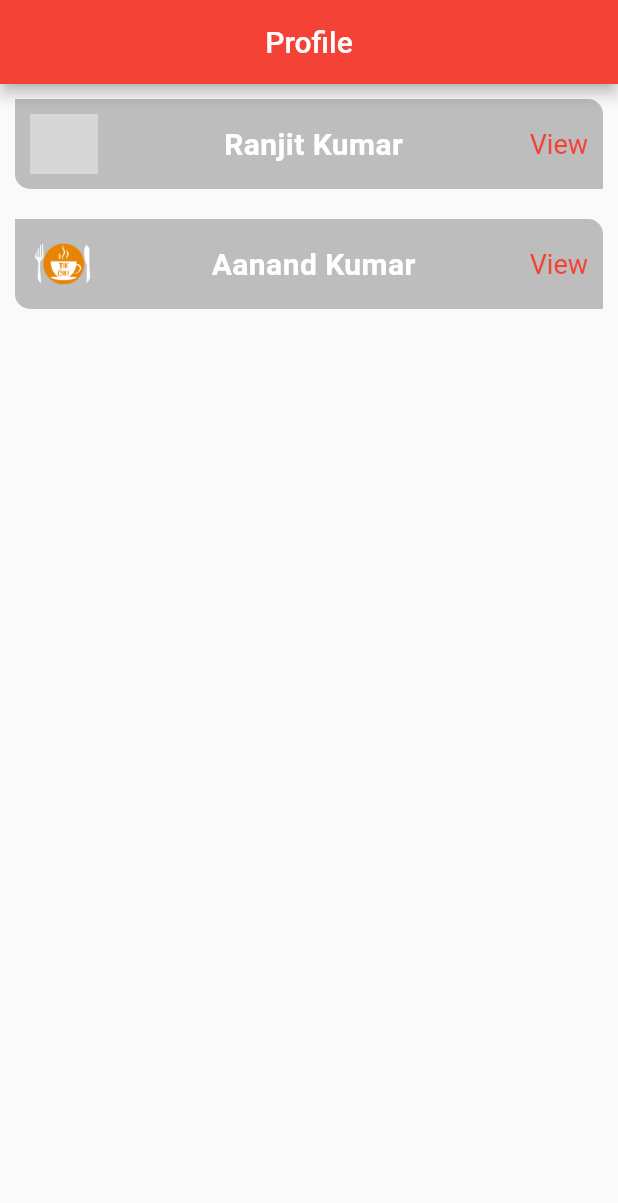
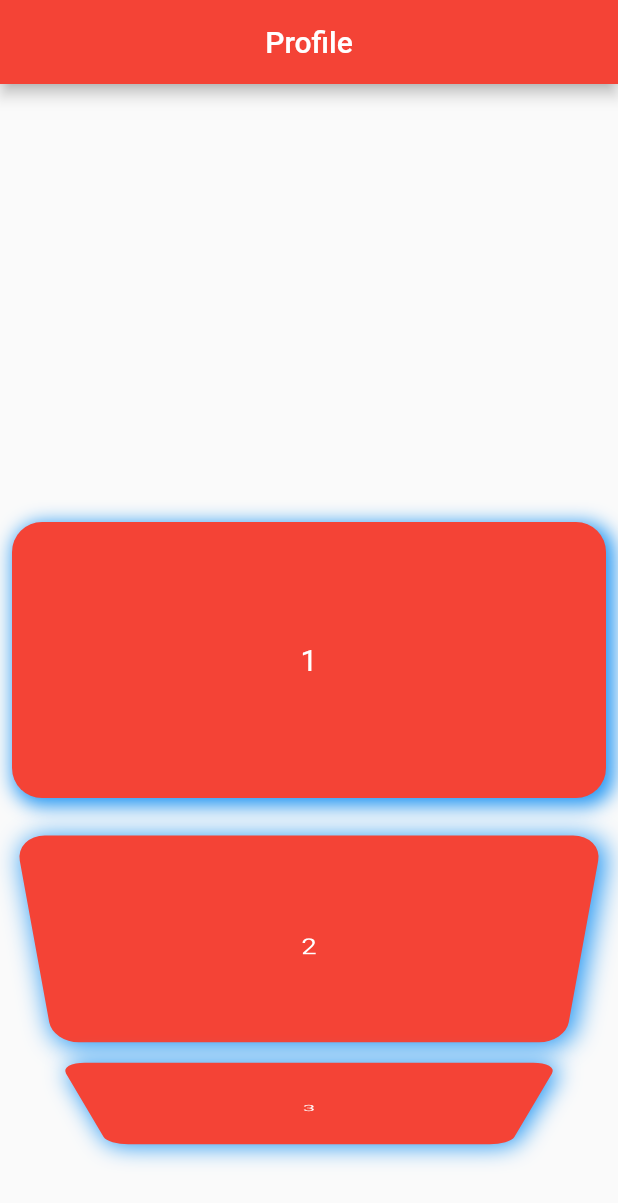
Before and after one commit to Ranjit8298/Flutter_Repo, a Flutter app: the screen it shows after launch, on a phone screen of 412 x 824 dp. Shown: the top 1203 px of the screen. Run offline on Flutter 3.47's test engine with Material 2 defaults, Android fonts, the phone set to English and light mode, and no system bars; grey boxes are pictures that could not be loaded.

Commit message:
18 jan, 2023 second half

```diff
--- a/lib/home_screen.dart
+++ b/lib/home_screen.dart
@@ -14,12 +14,13 @@ class _HomeScreenState extends State<HomeScreen> {
   var _height = 200.0;
   bool flag = true;
   Color bgColor = Colors.blue;
+  var arrData = [1, 2, 3, 4, 5, 6, 7, 8, 9, 10];
 
   @override
   Widget build(BuildContext context) {
     return Scaffold(
       appBar: AppBar(
-        title: Center(child: const Text('Profile')),
+        title: const Center(child: Text('Profile')),
       ),
       // body: Center(
       //   child: Column(
@@ -53,105 +54,37 @@ class _HomeScreenState extends State<HomeScreen> {
       //   ),
       // ),
 
-      body: ListView(
-        children: [
-          InkWell(
-            onTap: () {
-              Navigator.push(context, MaterialPageRoute(builder: (context) {
-                return UserDetailsScreen();
-              }));
-            },
-            child: Hero(
-              tag: 'background',
-              child: Container(
-                width: 335,
-                height: 60,
-                margin: const EdgeInsets.all(10),
-                padding: const EdgeInsets.all(10),
-                decoration: BoxDecoration(
-                  borderRadius: const BorderRadius.only(
-                      topRight: Radius.circular(10),
-                      bottomLeft: Radius.circular(10)),
-                  color: Colors.grey.shade400,
-                ),
-                child: Row(
-                  mainAxisAlignment: MainAxisAlignment.spaceBetween,
-                  children: [
-                    Container(
-                      width: 45.0,
-                      height: 45.0,
-                      decoration: const BoxDecoration(
-                        shape: BoxShape.circle,
-                        image: DecorationImage(
-                          fit: BoxFit.cover,
-                          image: AssetImage('assets/images/man_one.jpg'),
-                        ),
-                      ),
+      //
+
+      body: ListWheelScrollView(
+          itemExtent: 200,
+          children: arrData
+              .map((item) => Padding(
+                    padding: const EdgeInsets.all(8.0),
+                    child: Container(
+                      child: Center(
+                          child: Text(
+                        '$item',
+                        style: TextStyle(fontSize: 20, color: Colors.white),
+                      )),
+                      width: double.infinity,
+                      decoration: BoxDecoration(
+                          borderRadius: BorderRadius.circular(20),
+                          color: Colors.red,
+                          boxShadow: const [
+                            BoxShadow(
+                              color: Colors.blue,
+                              offset: Offset(
+                                3.0,
+                                3.0,
+                              ),
+                              blurRadius: 10.0,
+                              spreadRadius: 2.0,
+                            ), //BoxShadow
+                          ]),
                     ),
-                    const Text(
-                      'Ranjit Kumar',
-                      style: TextStyle(
-                          fontSize: 20,
-                          color: Colors.white,
-                          fontWeight: FontWeight.bold,
-                          letterSpacing: 0.3),
-                    ),
-                    Text(
-                      'View',
-                      style: TextStyle(fontSize: 18, color: Colors.red),
-                    )
-                  ],
-                ),
-              ),
-            ),
-          ),
-          Container(
-            width: 335,
-            height: 60,
-            margin: const EdgeInsets.all(10),
-            padding: const EdgeInsets.all(10),
-            decoration: BoxDecoration(
-              borderRadius: const BorderRadius.only(
-                  topRight: Radius.circular(10),
-                  bottomLeft: Radius.circular(10)),
-              color: Colors.grey.shade400,
-            ),
-            child: Row(
-              mainAxisAlignment: MainAxisAlignment.spaceBetween,
-              children: [
-                Container(
-                  width: 45.0,
-                  height: 45.0,
-                  decoration: const BoxDecoration(
-                    shape: BoxShape.circle,
-                    image: DecorationImage(
-                      fit: BoxFit.cover,
-                      image: AssetImage('assets/images/the_chef_logo.png'),
-                    ),
-                  ),
-                ),
-                const Text(
-                  'Aanand Kumar',
-                  style: TextStyle(
-                      fontSize: 20,
-                      color: Colors.white,
-                      fontWeight: FontWeight.bold,
-                      letterSpacing: 0.3),
-                ),
-                InkWell(
-                  onTap: () {
-                    print('object');
-                  },
-                  child: const Text(
-                    'View',
-                    style: TextStyle(fontSize: 18, color: Colors.red),
-                  ),
-                )
-              ],
-            ),
-          ),
-        ],
-      ),
+                  ))
+              .toList()),
     );
   }
 }
```
